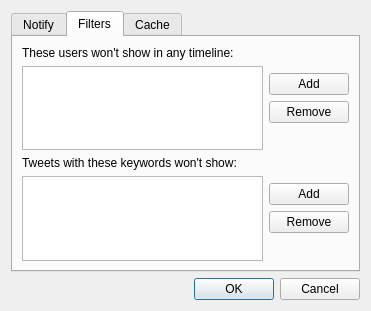
Before: the Qt Designer form res/ui/SettingWindow.ui in WeCase/WeCase, drawn with Qt 5.
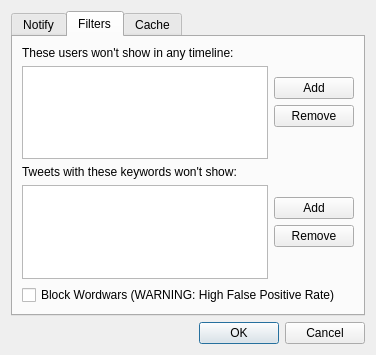
After: the same form once the commit is applied. The open tabs and pages were chosen to show the change. Icons and pictures are not drawn.

Diff of the .ui file:
```diff
--- a/res/ui/SettingWindow.ui
+++ b/res/ui/SettingWindow.ui
@@ -6,8 +6,8 @@
    <rect>
     <x>0</x>
     <y>0</y>
-    <width>371</width>
-    <height>311</height>
+    <width>376</width>
+    <height>355</height>
    </rect>
   </property>
   <property name="sizePolicy">
@@ -335,6 +335,13 @@
          </item>
         </layout>
        </item>
+       <item row="2" column="0">
+        <widget class="QCheckBox" name="blockWordwarsCheckBox">
+         <property name="text">
+          <string>Block Wordwars (WARNING: High False Positive Rate)</string>
+         </property>
+        </widget>
+       </item>
       </layout>
      </widget>
      <widget class="QWidget" name="tab_3">
```
